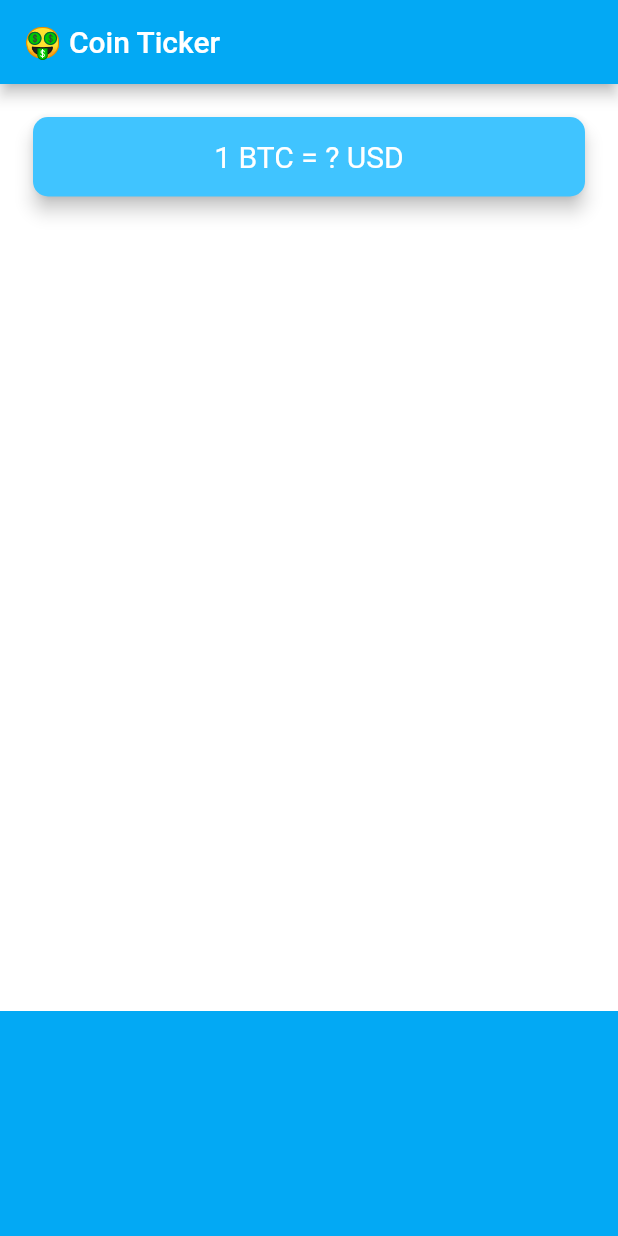
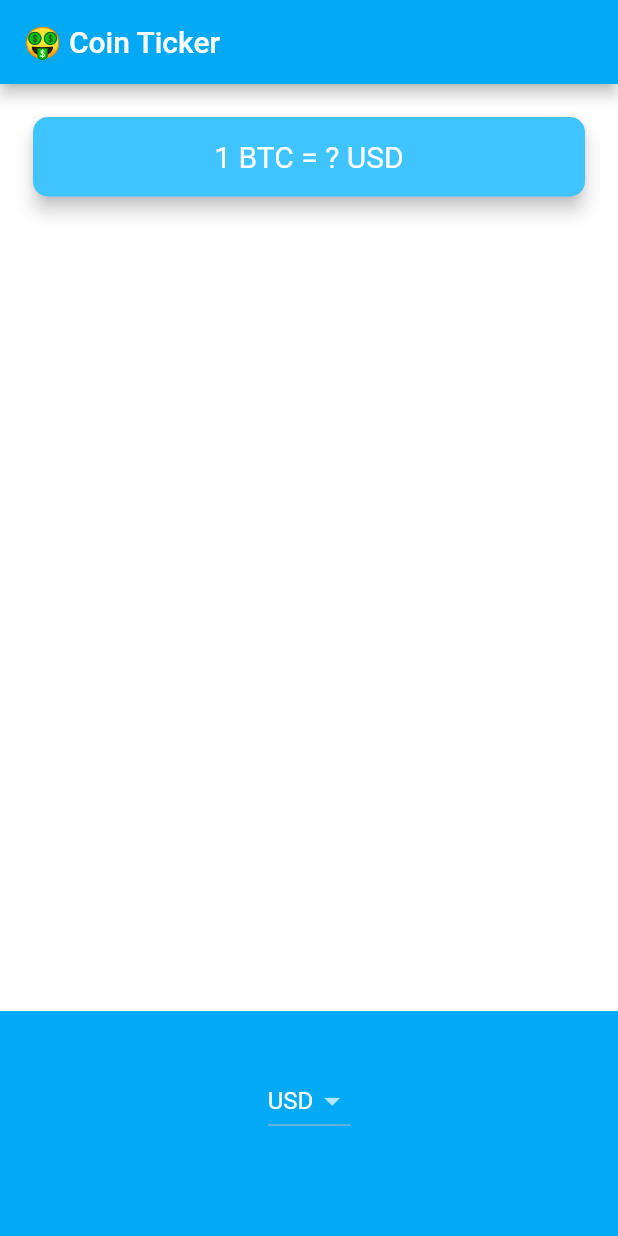
Before and after one commit to jin-aiit-a1824jj/flutter-tutorial-9-bitcoin_rate_sample, a Flutter app: the screen it shows after launch, on a phone screen of 412 x 824 dp. Run offline on Flutter 3.47's test engine with Material 2 defaults, Android fonts, the phone set to English and light mode, and no system bars.

Commit message:
use Material DropdownButton widget

```diff
--- a/lib/price_screen.dart
+++ b/lib/price_screen.dart
@@ -6,6 +6,9 @@ class PriceScreen extends StatefulWidget {
 }
 
 class _PriceScreenState extends State<PriceScreen> {
+
+  String selectedCurrency = 'USD';
+
   @override
   Widget build(BuildContext context) {
     return Scaffold(
@@ -42,7 +45,20 @@ class _PriceScreenState extends State<PriceScreen> {
             alignment: Alignment.center,
             padding: EdgeInsets.only(bottom: 30.0),
             color: Colors.lightBlue,
-            child: null,
+            child: DropdownButton<String>(
+              value: selectedCurrency,
+              items: [
+                DropdownMenuItem(child: Text('USD'), value: 'USD',),
+                DropdownMenuItem(child: Text('EUR'), value: 'EUR',),
+                DropdownMenuItem(child: Text('GBP'), value: 'GBP',),
+              ],
+              onChanged: (value){
+                print(value);
+                setState(() {
+                  selectedCurrency = value;
+                });
+              },
+            ),
           ),
         ],
       ),
```
